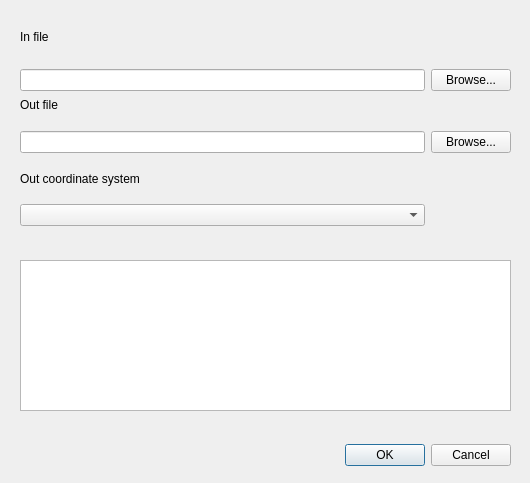
Qt form icsm_qgis_transformer_dialog_base.ui (icsm-au/icsm_qgis_transformer) before a commit.
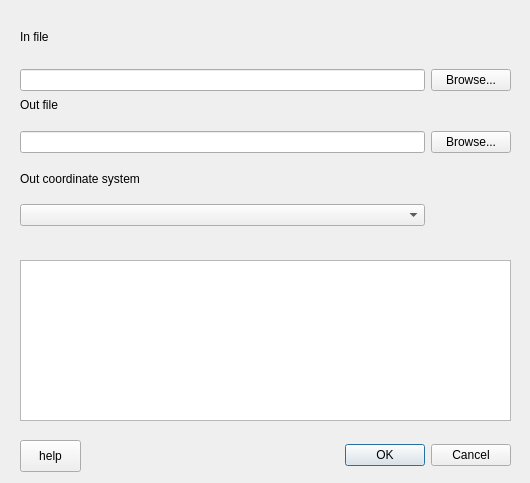
The same form after that commit.

Commit message: add in help button

```diff
--- a/icsm_qgis_transformer_dialog_base.ui
+++ b/icsm_qgis_transformer_dialog_base.ui
@@ -38,7 +38,7 @@
      <x>20</x>
      <y>260</y>
      <width>491</width>
-     <height>151</height>
+     <height>161</height>
     </rect>
    </property>
    <property name="readOnly">
@@ -113,11 +113,19 @@
     </item>
    </layout>
   </widget>
-  <zorder>button_box</zorder>
-  <zorder>transform_text</zorder>
-  <zorder>layoutWidget</zorder>
-  <zorder>layoutWidget</zorder>
-  <zorder>label</zorder>
+  <widget class="QPushButton" name="help_button">
+   <property name="geometry">
+    <rect>
+     <x>20</x>
+     <y>440</y>
+     <width>61</width>
+     <height>32</height>
+    </rect>
+   </property>
+   <property name="text">
+    <string>help</string>
+   </property>
+  </widget>
  </widget>
  <resources/>
  <connections>
```
The commit also changes 2 other files.
